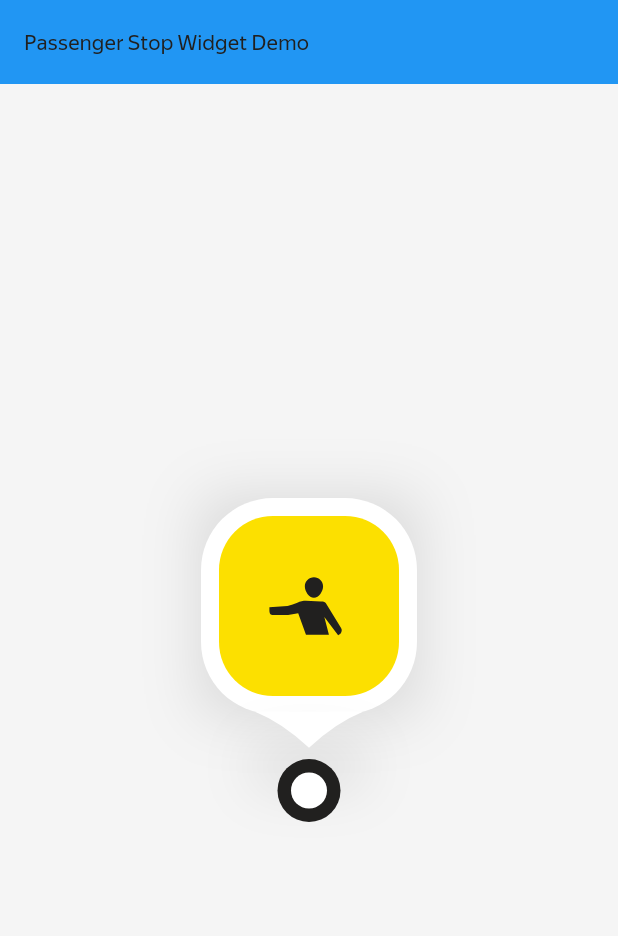
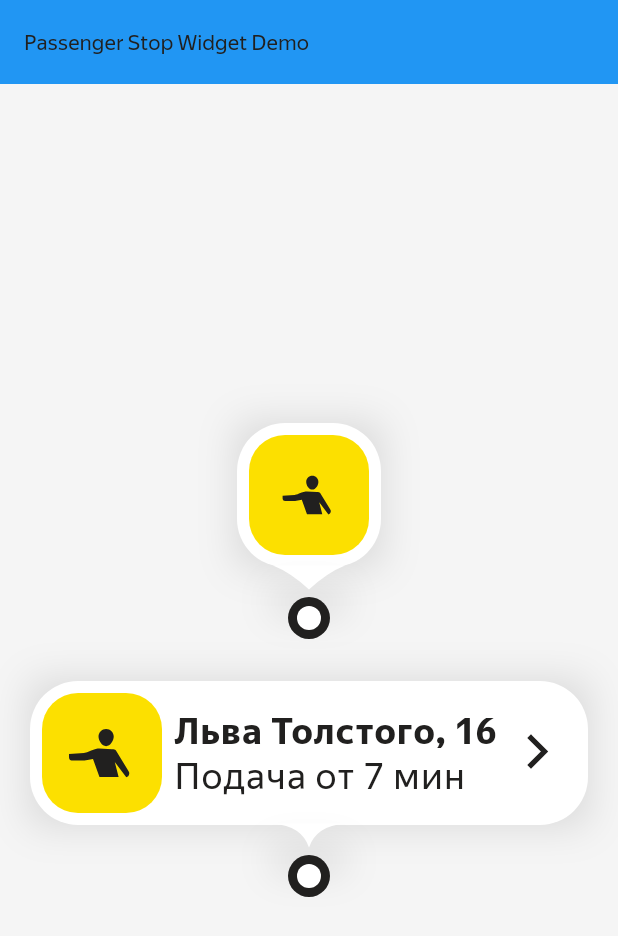
Before and after one commit to ChabanovX/alice-sdk, a Flutter app: the screen it shows after launch, on a phone screen of 412 x 824 dp. Shown: the top 936 px of the screen. Run offline on Flutter 3.47's test engine with Material 3 defaults, Android fonts, the phone set to English and light mode, and no system bars; our stand-ins replace flutter_svg, just_audio, rxdart.

Commit message:
modified PassengerStopWidget2

```diff
--- a/mobile/lib/main.dart
+++ b/mobile/lib/main.dart
@@ -22,9 +22,13 @@ class MainApp extends StatelessWidget {
           foregroundColor: Colors.white,
         ),
         body: Center(
-          child: Transform.scale(
-            scale: 3.0,
-            child: const PassengerStopWidget1(),
+          child: Column(
+            mainAxisAlignment: MainAxisAlignment.center,
+            children: [
+              Transform.scale(scale: 2.0, child: const PassengerStopWidget1()),
+              const SizedBox(height: 100),
+              Transform.scale(scale: 2.0, child: const PassengerStopWidget2()),
+            ],
           ),
         ),
       ),
--- a/mobile/lib/widgets/passenger_stop/passenger_stop_widget2.dart
+++ b/mobile/lib/widgets/passenger_stop/passenger_stop_widget2.dart
@@ -1,12 +1,16 @@
 import 'package:flutter/material.dart';
 import 'package:flutter_svg/flutter_svg.dart';
+import '../../theme.dart';
 
-/// Виджет остановки пассажира с желтым фоном и иконкой человека
+/// Виджет остановки пассажира с желтым фоном и информацией об остановке
 class PassengerStopWidget2 extends StatelessWidget {
   const PassengerStopWidget2({super.key});
 
   @override
   Widget build(BuildContext context) {
+    final colors = context.colors;
+    final theme = Theme.of(context);
+
     return Container(
       width: 186,
       height: 72,
@@ -20,7 +24,7 @@ class PassengerStopWidget2 extends StatelessWidget {
             decoration: BoxDecoration(
               boxShadow: [
                 BoxShadow(
-                  color: Colors.black.withValues(alpha: 0.15),
+                  color: theme.colorScheme.shadow,
                   offset: Offset.zero,
                   blurRadius: 10,
                 ),
@@ -28,22 +32,58 @@ class PassengerStopWidget2 extends StatelessWidget {
             ),
             child: Container(
               decoration: BoxDecoration(
-                color: Colors.white,
+                color: theme.colorScheme.surface,
                 borderRadius: BorderRadius.circular(16),
               ),
               child: Row(
                 children: [
-                  Container(
-                    margin: const EdgeInsets.all(4),
-                    decoration: BoxDecoration(
-                      color: const Color(0xFFFCE000),
-                      borderRadius: BorderRadius.circular(12),
+                  // Иконка остановки
+                  Padding(
+                    padding: const EdgeInsets.all(4.0),
+                    child: SvgPicture.asset(
+                      'assets/icons/passenger_stop_yellow_back.svg',
+                      width: 40,
+                      height: 40,
                     ),
-                    child: Center(
-                      child: SvgPicture.asset(
-                        'assets/icons/passenger_stop_yellow_back.svg',
-                        width: 32,
-                        height: 32,
+                  ),
+                  // Колонка с текстом
+                  Expanded(
+                    child: Column(
+                      crossAxisAlignment: CrossAxisAlignment.start,
+                      mainAxisAlignment: MainAxisAlignment.center,
+                      children: [
+                        // Адрес жирным шрифтом
+                        Text(
+                          'Льва Толстого, 16',
+                          style: theme.textTheme.bodySmall?.copyWith(
+                            fontWeight: FontWeight.w700,
+                            color: theme.colorScheme.onSurface,
+                          ),
+                        ),
+                        // Время подачи обычным шрифтом
+                        Text(
+                          'Подача от 7 мин',
+                          style: theme.textTheme.bodySmall?.copyWith(
+                            color: theme.colorScheme.onSurface,
+                          ),
+                        ),
+                      ],
+                    ),
+                  ),
+                  // Иконка chevron без отступа
+                  Padding(
+                    padding: const EdgeInsets.only(
+                      top: 12.0,
+                      bottom: 12.0,
+                      right: 5,
+                    ),
+                    child: SvgPicture.asset(
+                      'assets/icons/chevron_right.svg',
+                      width: 24,
+                      height: 24,
+                      colorFilter: ColorFilter.mode(
+                        theme.colorScheme.onSurface,
+                        BlendMode.srcIn,
                       ),
                     ),
                   ),
@@ -54,12 +94,12 @@ class PassengerStopWidget2 extends StatelessWidget {
           // Хвост с тенью
           Positioned(
             top: 47.5,
-            left: 12,
+            left: 81,
             child: Container(
               decoration: BoxDecoration(
                 boxShadow: [
                   BoxShadow(
-                    color: Colors.black.withValues(alpha: 0.2),
+                    color: theme.colorScheme.shadow,
                     offset: const Offset(0, 8),
                     blurRadius: 10,
                   ),
@@ -67,25 +107,25 @@ class PassengerStopWidget2 extends StatelessWidget {
               ),
               child: CustomPaint(
                 size: const Size(24, 8),
-                painter: _TailPainter(),
+                painter: _TailPainter(color: theme.colorScheme.surface),
               ),
             ),
           ),
           // Точка внизу
           Positioned(
             top: 58,
-            left: 17,
+            left: 86,
             child: Container(
               width: 14,
               height: 14,
               decoration: BoxDecoration(
-                color: const Color(0xFF21201F),
+                color: colors.text,
                 shape: BoxShape.circle,
               ),
               child: Container(
                 margin: const EdgeInsets.all(3),
-                decoration: const BoxDecoration(
-                  color: Colors.white,
+                decoration: BoxDecoration(
+                  color: theme.colorScheme.surface,
                   shape: BoxShape.circle,
                 ),
               ),
@@ -99,21 +139,25 @@ class PassengerStopWidget2 extends StatelessWidget {
 
 /// Painter для создания треугольного хвоста указателя с вогнутыми сторонами
 class _TailPainter extends CustomPainter {
+  const _TailPainter({required this.color});
+
+  final Color color;
+
   @override
   void paint(Canvas canvas, Size size) {
     final Paint paint = Paint()
-      ..color = Colors.white
+      ..color = color
       ..style = PaintingStyle.fill;
     final Path path = Path();
     path.moveTo(0, 0);
     path.lineTo(size.width, 0);
     path.quadraticBezierTo(
-      size.width * 0.75,
-      size.height * 0.3,
+      size.width * 0.6,
+      size.height * 0.1,
       size.width / 2,
       size.height,
     );
-    path.quadraticBezierTo(size.width * 0.25, size.height * 0.3, 0, 0);
+    path.quadraticBezierTo(size.width * 0.4, size.height * 0.1, 0, 0);
     path.close();
     canvas.drawPath(path, paint);
   }
--- a/mobile/lib/widgets/widgets.dart
+++ b/mobile/lib/widgets/widgets.dart
@@ -1,2 +1,3 @@
 // Экспорт всех виджетов для удобного импорта
 export 'passenger_stop/passenger_stop_widget1.dart';
+export 'passenger_stop/passenger_stop_widget2.dart';
```
